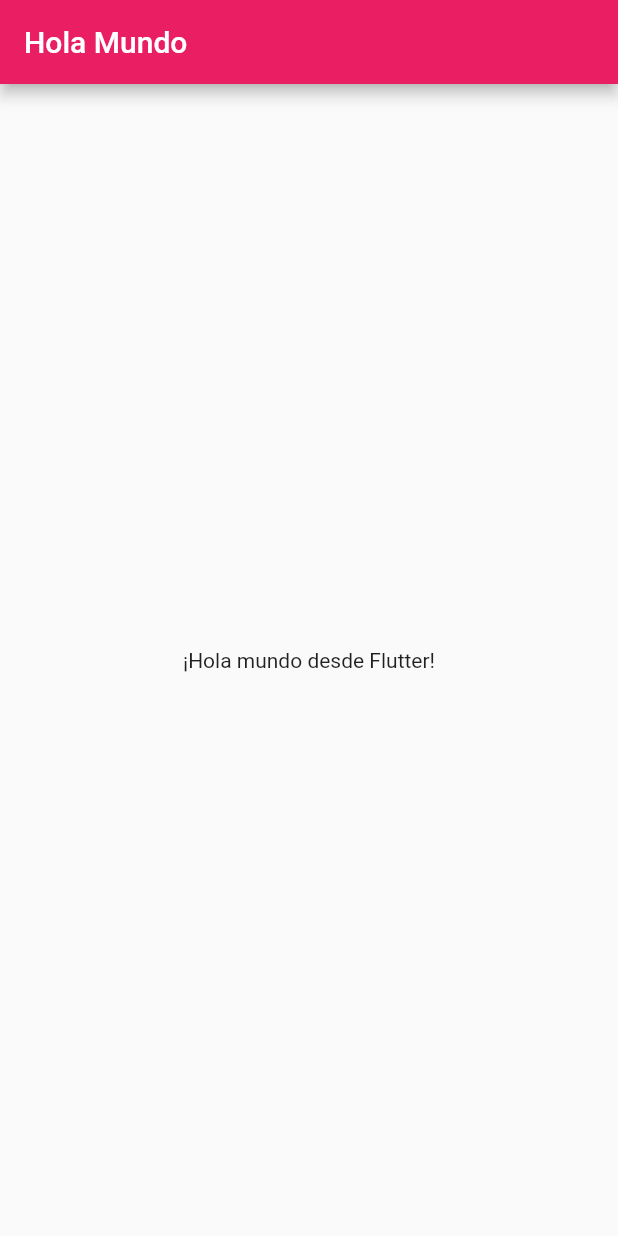
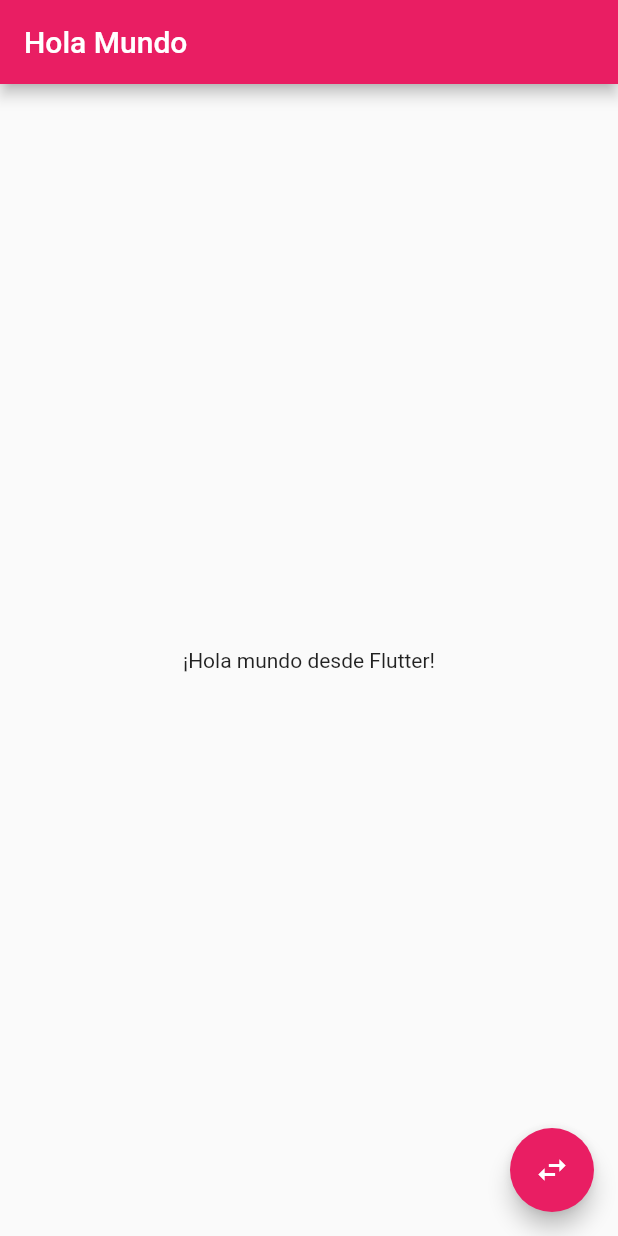
Before and after one commit to ultr4nerd/flutter-rock-paper-scissors, a Flutter app: the screen it shows after launch, on a phone screen of 412 x 824 dp. Run offline on Flutter 3.47's test engine with Material 2 defaults, Android fonts, the phone set to English and light mode, and no system bars.

Commit message:
Hello, Stateful Widget

```diff
--- a/lib/screens/home.dart
+++ b/lib/screens/home.dart
@@ -1,18 +1,40 @@
 import 'package:flutter/material.dart';
 
-class HomePage extends StatelessWidget {
+class HomePage extends StatefulWidget {
   final String title;
 
   HomePage({Key key, this.title}) : super(key: key);
 
   @override
+  _HomePageState createState() => _HomePageState();
+}
+
+class _HomePageState extends State<HomePage> {
+  String greeting = '¡Hola mundo desde Flutter!';
+
+  void changeTitle() {
+    this.setState(() {
+      if (greeting == '¡Hola mundo desde Flutter!') {
+        this.greeting = '¡Hola mundo desde Stateful Widget!';
+      } else {
+        this.greeting = '¡Hola mundo desde Flutter!';
+      }
+    });
+  }
+
+  @override
   Widget build(BuildContext context) {
     return Scaffold(
       appBar: AppBar(
-        title: Text(this.title),
+        title: Text(widget.title),
       ),
       body: Center(
-        child: Text('¡Hola mundo desde Flutter!'),
+        child: Text(this.greeting),
+      ),
+      floatingActionButton: FloatingActionButton(
+        onPressed: changeTitle,
+        tooltip: 'Cambiar',
+        child: Icon(Icons.swap_horiz),
       ),
     );
   }
```
